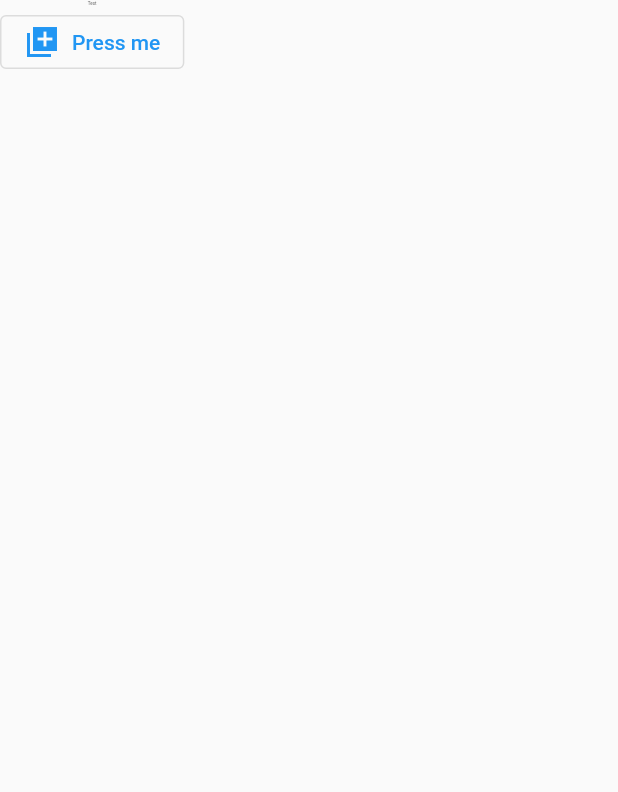
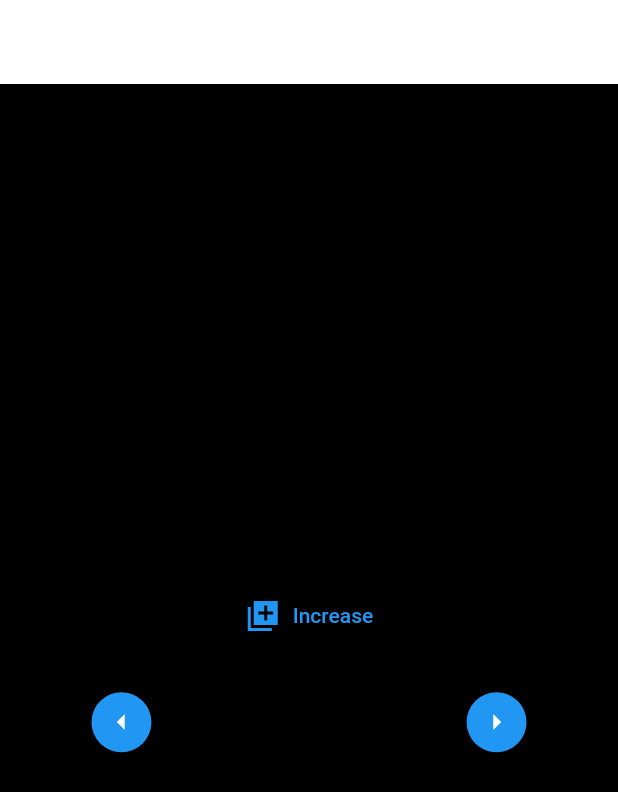
Before and after one commit to KrisD23/Testing_x_learning, a Flutter app: the screen it shows after launch, on a phone screen of 412 x 824 dp. Shown: the top 792 px of the screen. Run offline on Flutter 3.47's test engine with Material 2 defaults, Android fonts, the phone set to English and light mode, and no system bars.

Commit message:
Added a way to change bg Color

```diff
--- a/lib/main.dart
+++ b/lib/main.dart
@@ -13,30 +13,61 @@ class MyApp extends StatefulWidget {
 }
 
 class _MyAppState extends State<MyApp> {
-  var textSize = 3.00;
+  var textSize = 10.00;
+  var bgColor = 0;
+  List <Color> colors = [Colors.black,Colors.white,Colors.amber,Colors.pinkAccent];
   void fontIncrease() {
-
     setState(() {
-      textSize ++;
+      textSize++;
+    });
+  }
+  void colorLeft (){
+    setState(() {
+      bgColor--;
+    });
+  }
+  void colorRight (){
+    setState(() {
+      bgColor++;
     });
   }
 
   @override
   Widget build(BuildContext context) {
     return MaterialApp(
-      home: Scaffold(
-        body: Column(
+      home: Scaffold( appBar: AppBar(backgroundColor: colors[1]),
+      backgroundColor: colors[bgColor],
+
+        body: Center(
+          child: Column(mainAxisSize: MainAxisSize.min,
             children: [
               Text(
-              "Test",
+                "Hello world!",
                 style: TextStyle(fontSize: textSize),
               ),
               OutlinedButton.icon(
                 onPressed: fontIncrease,
                 icon: const Icon(Icons.add_to_photos_sharp),
-              label: const Text('Press me'),
+                label: const Text('Increase'),
               ),
+
+              //Color Change:
+              const SizedBox(
+                height: 23,
+              ),
+              Row(mainAxisSize: MainAxisSize.min,
+                children: [
+                  FloatingActionButton.small(
+                      onPressed: colorLeft,
+                      child: const Icon(Icons.arrow_left)),
+                  const Text(' Change Color of the Screen ',style: TextStyle(fontSize: 16),),
+                  FloatingActionButton.small(
+                      onPressed: colorRight,
+                      child: const Icon(Icons.arrow_right))
                 ],
+              )
+            ],
+          ),
         ),
       ),
     );
```
Lines whose indentation alone changed are shown as unchanged.
